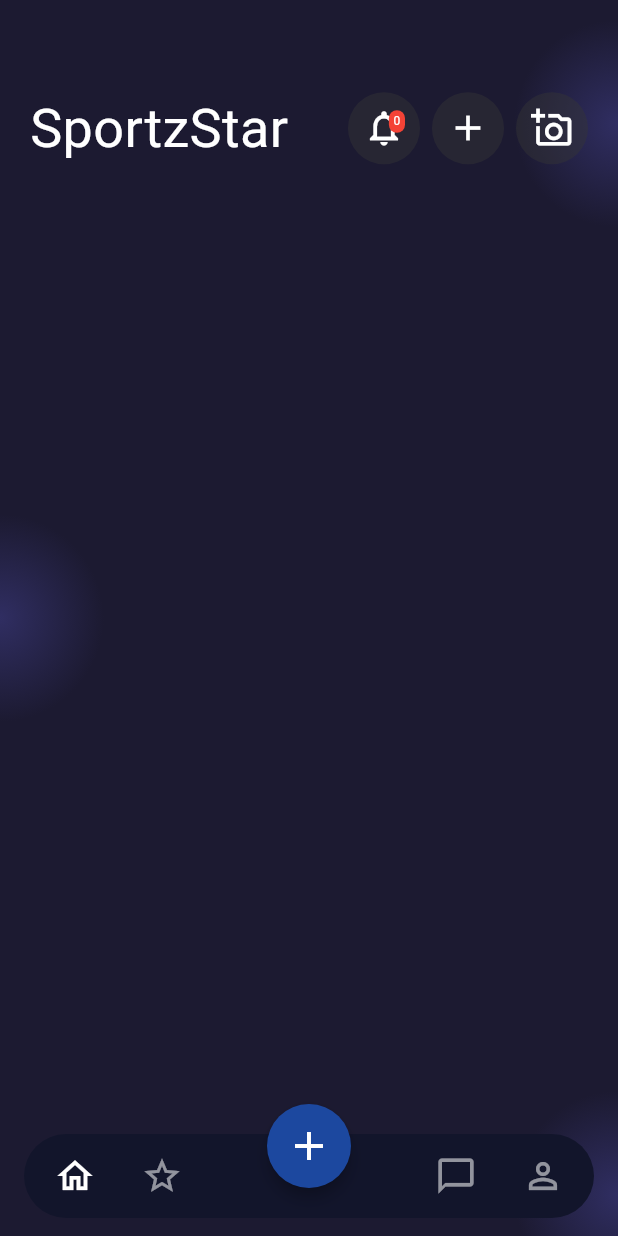
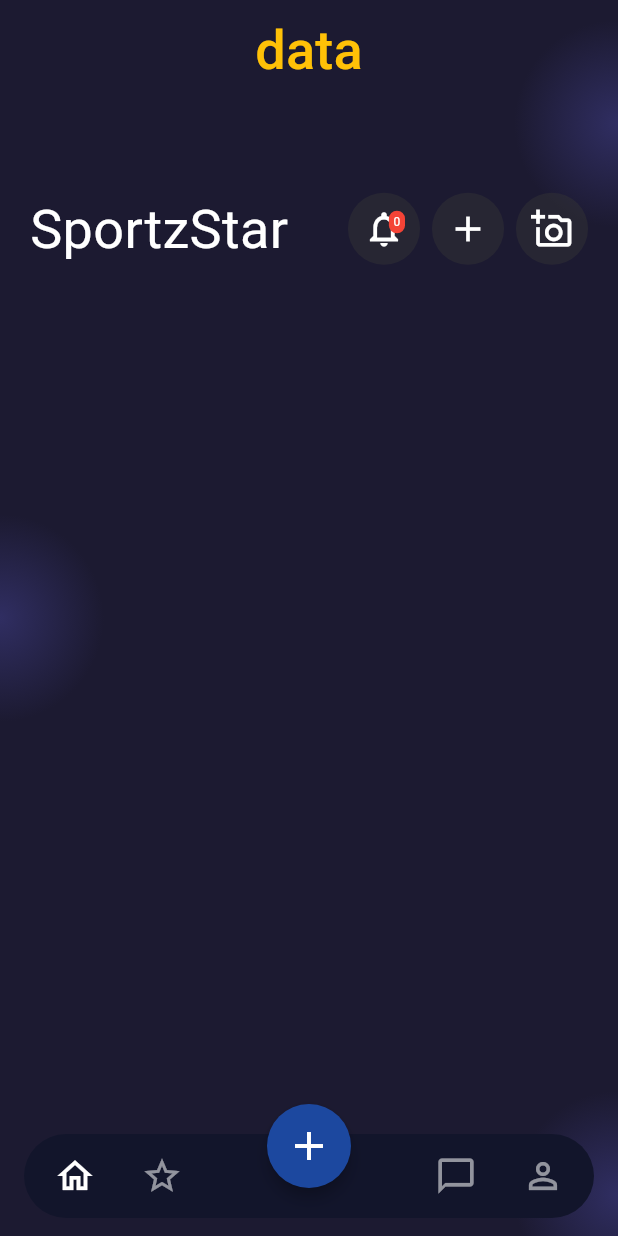
Before and after one commit to mujtabaAbid/sportzstar, a Flutter app: the BottomNavigationBarScreen screen opened by its route, on a phone screen of 412 x 824 dp. Run offline on Flutter 3.47's test engine with Material 3 defaults, Android fonts, the phone set to English and light mode, and no system bars; our stand-ins replace cached_network_image, file_picker, font_awesome_flutter, form_validator, image_picker, shared_preferences and 2 more; missing offline and left inert: animated_snack_bar; accounts and stored records are empty; network calls fail; Roboto replaces fonts that are missing (Poppins).

```diff
--- a/lib/screens/home_screen.dart
+++ b/lib/screens/home_screen.dart
@@ -303,18 +303,18 @@ class _HomeScreenState extends State<HomeScreen> {
       noDefaultBackground: true,
       body: Column(
         children: [
-          // TextButton(
-          //   onPressed: () {
-          //     pushNamedNavigate(
-          //       context: context,
-          //       pageName: basicProfileScreenRoute,
-          //     );
-          //   },
-          //   // child: Text(
-          //   //   'data',
-          //   //   style: TextStyle(color: Colors.amber, fontSize: 36),
-          //   // ),
-          // ),
+          TextButton(
+            onPressed: () {
+              pushNamedNavigate(
+                context: context,
+                pageName: basicProfileScreenRoute,
+              );
+            },
+            child: Text(
+              'data',
+              style: TextStyle(color: Colors.amber, fontSize: 36),
+            ),
+          ),
           //app name and notifications section
           Container(
             padding: EdgeInsets.only(bottom: 20, top: 60),
```
